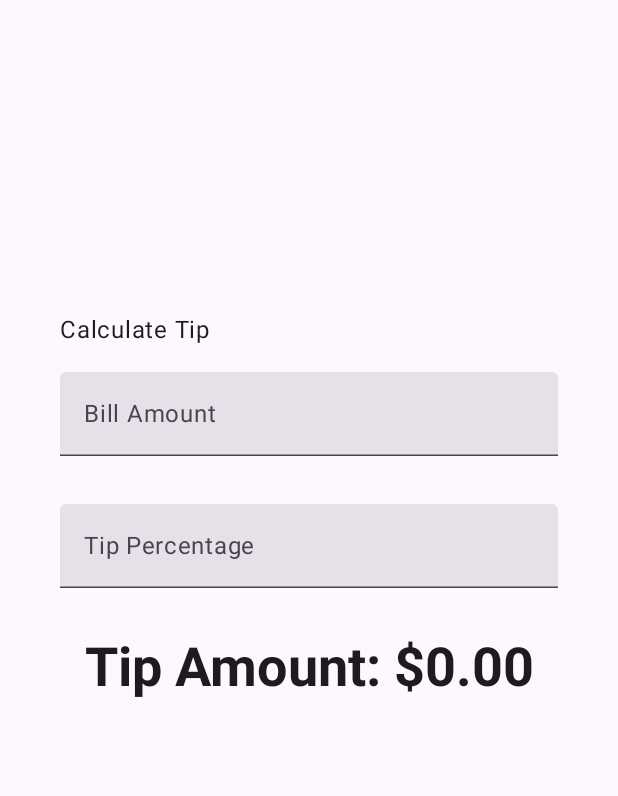
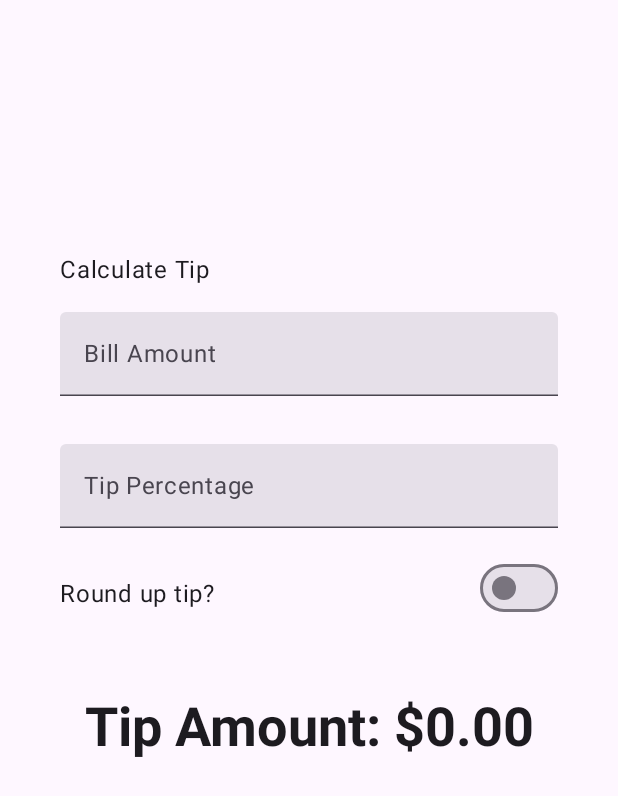
Before and after one commit to ezequielmdq/Codelab-calculadora-de-propinas, an Android app built with Jetpack Compose: the screen it shows after launch (MainActivity), on a phone screen of 412 x 824 dp. Shown: the top 796 px of the screen. Run offline under Robolectric (Android 15) with nearby library versions, the phone set to English and light mode, and no system bars.

Commit message:
Agregado de interruptor de redondeo

```diff
--- a/app/src/main/java/com/example/tiptime/MainActivity.kt
+++ b/app/src/main/java/com/example/tiptime/MainActivity.kt
@@ -22,14 +22,18 @@ import androidx.activity.enableEdgeToEdge
 import androidx.annotation.StringRes
 import androidx.compose.foundation.layout.Arrangement
 import androidx.compose.foundation.layout.Column
+import androidx.compose.foundation.layout.Row
 import androidx.compose.foundation.layout.Spacer
 import androidx.compose.foundation.layout.fillMaxSize
 import androidx.compose.foundation.layout.fillMaxWidth
 import androidx.compose.foundation.layout.height
 import androidx.compose.foundation.layout.padding
+import androidx.compose.foundation.layout.size
+import androidx.compose.foundation.layout.wrapContentWidth
 import androidx.compose.foundation.text.KeyboardOptions
 import androidx.compose.material3.MaterialTheme
 import androidx.compose.material3.Surface
+import androidx.compose.material3.Switch
 import androidx.compose.material3.Text
 import androidx.compose.material3.TextField
 import androidx.compose.runtime.Composable
@@ -62,15 +66,15 @@ class MainActivity : ComponentActivity() {
         }
     }
 }
-//dtgds
+
 @Composable
 fun TipTimeLayout() {
     var amountInput by remember { mutableStateOf("") }
     var tipInput by remember { mutableStateOf("") }
     val amount = amountInput.toDoubleOrNull() ?: 0.0
     val tipPercent = tipInput.toDoubleOrNull() ?: 0.0
-
-    val tip = calculateTip(amount, tipPercent)
+    var roundUp by remember { mutableStateOf(false)}
+    val tip = calculateTip(amount, tipPercent, roundUp)
 
     Column(
         modifier = Modifier.padding(40.dp),
@@ -102,6 +106,12 @@ fun TipTimeLayout() {
                 keyboardType = KeyboardType.Number,
                 imeAction = ImeAction.Done))
 
+        RoundTheTipRow(
+            roundUp = roundUp,
+            onRoundUpChanged = { roundUp = it },
+            modifier = Modifier.padding(bottom = 32.dp)
+        )
+
         Text(
             text = stringResource(R.string.tip_amount, tip),
             style = MaterialTheme.typography.displaySmall
@@ -115,8 +125,11 @@ fun TipTimeLayout() {
  * according to the local currency.
  * Example would be "$10.00".
  */
-private fun calculateTip(amount: Double, tipPercent: Double = 15.0): String {
-    val tip = tipPercent / 100 * amount
+private fun calculateTip(amount: Double, tipPercent: Double = 15.0, roundUp: Boolean): String {
+    var tip = tipPercent / 100 * amount
+    if (roundUp) {
+        tip = kotlin.math.ceil(tip)
+    }
     return NumberFormat.getCurrencyInstance().format(tip)
 }
 
@@ -137,6 +150,24 @@ fun EditNumberField(@StringRes label : Int, value : String, onValueChanged : (St
 
 }
 
+@Composable
+fun RoundTheTipRow(roundUp: Boolean, onRoundUpChanged: (Boolean) -> Unit, modifier : Modifier = Modifier){
+
+    Row(modifier = modifier.fillMaxWidth().size(48.dp),){
+
+        Text(text = stringResource(R.string.round_up_tip))
+        Switch(
+            checked = roundUp,
+            onCheckedChange = onRoundUpChanged,
+            modifier = modifier
+                .fillMaxWidth()
+                .wrapContentWidth(Alignment.End)
+        )
+    }
+
+
+}
+
 @Preview(showBackground = true)
 @Composable
 fun TipTimeLayoutPreview() {
```
